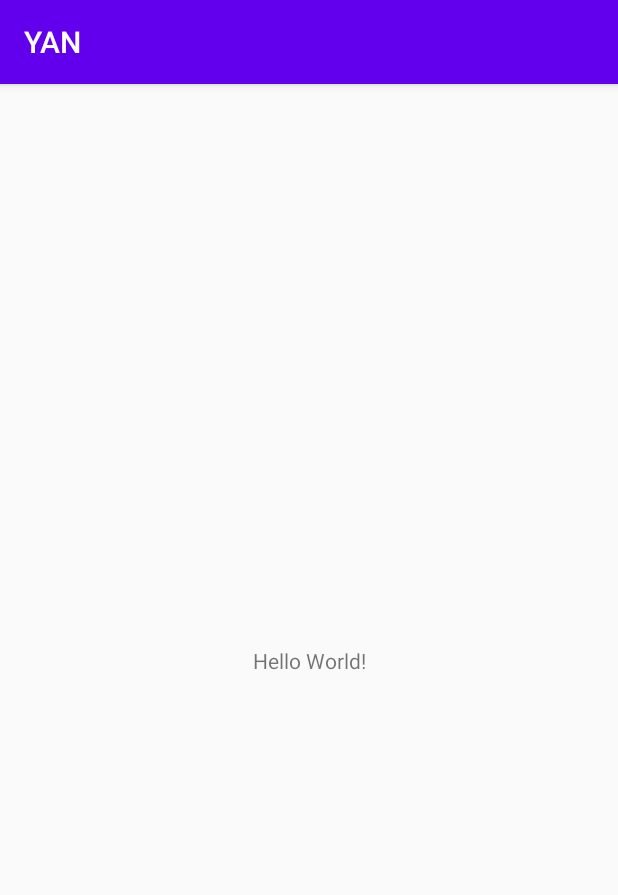
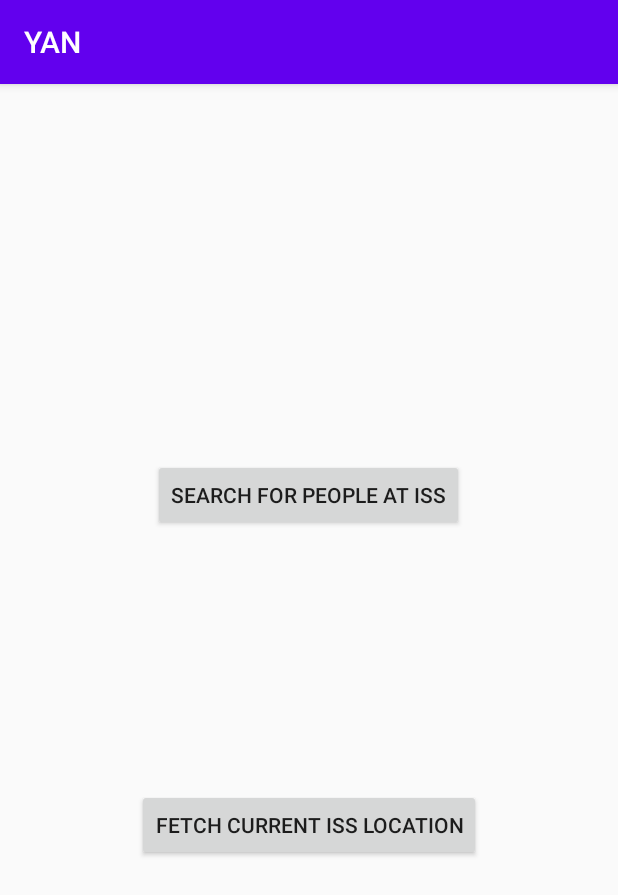
Before and after one commit to Aren-Stark/ProjectGeostorm, an Android app: the screen it shows after launch (MainActivity), on a phone screen of 412 x 824 dp. Shown: the top 895 px of the screen. Run offline under Robolectric (Android 15) with nearby library versions, the phone set to English and light mode, and no system bars.

Commit message:
Navigation Flow Updated

```diff
--- a/app/build.gradle
+++ b/app/build.gradle
@@ -30,8 +30,12 @@ dependencies {
     implementation 'androidx.core:core-ktx:1.3.1'
     implementation 'androidx.appcompat:appcompat:1.2.0'
     implementation 'androidx.constraintlayout:constraintlayout:1.1.3'
+    implementation 'androidx.legacy:legacy-support-v4:1.0.0'
     testImplementation 'junit:junit:4.12'
     androidTestImplementation 'androidx.test.ext:junit:1.1.1'
     androidTestImplementation 'androidx.test.espresso:espresso-core:3.2.0'
 
+    implementation "androidx.navigation:navigation-fragment:$nav_version"
+    implementation "androidx.navigation:navigation-ui-ktx:$nav_version"
+
 }
--- /dev/null
+++ b/app/src/main/java/com/adwardtheatre/yan/MainFragment.kt
@@ -0,0 +1,37 @@
+package com.adwardtheatre.yan
+
+import android.os.Bundle
+import androidx.fragment.app.Fragment
+import android.view.LayoutInflater
+import android.view.View
+import android.view.ViewGroup
+import android.widget.Button
+import androidx.navigation.NavController
+import androidx.navigation.Navigation
+
+class MainFragment : Fragment() , View.OnClickListener {
+
+    lateinit var navController: NavController
+
+    override fun onCreateView(
+        inflater: LayoutInflater, container: ViewGroup?,
+        savedInstanceState: Bundle?
+    ): View? {
+        // Inflate the layout for this fragment
+        return inflater.inflate(R.layout.fragment_main, container, false)
+    }
+
+    override fun onViewCreated(view: View, savedInstanceState: Bundle?) {
+        super.onViewCreated(view, savedInstanceState)
+        navController=Navigation.findNavController(view)
+        view.findViewById<Button>(R.id.SpaceStationBtn).setOnClickListener(this)
+        view.findViewById<Button>(R.id.LocationPositioningBtn).setOnClickListener(this)
+    }
+
+    override fun onClick(v: View?) {
+        when (v!!.id) {
+            R.id.SpaceStationBtn -> navController!!.navigate(R.id.action_mainFragment_to_spaceStationFragment)
+            R.id.LocationPositioningBtn -> navController!!.navigate(R.id.action_mainFragment_to_locationPositioningFragment)
+        }
+    }
+}
--- /dev/null
+++ b/app/src/main/res/anim/fade_in.xml
@@ -0,0 +1,7 @@
+<?xml version="1.0" encoding="utf-8"?>
+<set xmlns:android="http://schemas.android.com/apk/res/android">
+    <alpha
+        android:duration="@android:integer/config_mediumAnimTime"
+        android:fromAlpha="0.0"
+        android:toAlpha="1.0"/>
+</set>
--- /dev/null
+++ b/app/src/main/res/anim/fade_out.xml
@@ -0,0 +1,6 @@
+<set xmlns:android="http://schemas.android.com/apk/res/android">
+    <alpha
+        android:duration="@android:integer/config_mediumAnimTime"
+        android:fromAlpha="1.0"
+        android:toAlpha="0.0"/>
+</set>
--- /dev/null
+++ b/app/src/main/res/anim/slide_in_left.xml
@@ -0,0 +1,7 @@
+<?xml version="1.0" encoding="utf-8"?>
+<set xmlns:android="http://schemas.android.com/apk/res/android">
+
+    <translate android:fromXDelta="-100%" android:toXDelta="0%"
+        android:fromYDelta="0%" android:toYDelta="0%"
+        android:duration="400"/>
+</set>
--- /dev/null
+++ b/app/src/main/res/anim/slide_in_right.xml
@@ -0,0 +1,7 @@
+<?xml version="1.0" encoding="utf-8"?>
+<set xmlns:android="http://schemas.android.com/apk/res/android">
+
+    <translate android:fromXDelta="100%" android:toXDelta="0%"
+        android:fromYDelta="0%" android:toYDelta="0%"
+        android:duration="400"/>
+</set>
--- a/app/src/main/res/layout/activity_main.xml
+++ b/app/src/main/res/layout/activity_main.xml
@@ -1,18 +1,17 @@
 <?xml version="1.0" encoding="utf-8"?>
-<androidx.constraintlayout.widget.ConstraintLayout xmlns:android="http://schemas.android.com/apk/res/android"
+<LinearLayout xmlns:android="http://schemas.android.com/apk/res/android"
     xmlns:app="http://schemas.android.com/apk/res-auto"
     xmlns:tools="http://schemas.android.com/tools"
     android:layout_width="match_parent"
     android:layout_height="match_parent"
     tools:context=".MainActivity">
 
-    <TextView
-        android:layout_width="wrap_content"
-        android:layout_height="wrap_content"
-        android:text="Hello World!"
-        app:layout_constraintBottom_toBottomOf="parent"
-        app:layout_constraintLeft_toLeftOf="parent"
-        app:layout_constraintRight_toRightOf="parent"
-        app:layout_constraintTop_toTopOf="parent" />
+    <fragment
+        android:id="@+id/myNavHostFragment"
+        android:name="androidx.navigation.fragment.NavHostFragment"
+        android:layout_width="match_parent"
+        android:layout_height="match_parent"
+        app:navGraph="@navigation/navigation"
+        app:defaultNavHost="true" />
 
-</androidx.constraintlayout.widget.ConstraintLayout>
+</LinearLayout>
--- /dev/null
+++ b/app/src/main/res/layout/fragment_main.xml
@@ -0,0 +1,25 @@
+<?xml version="1.0" encoding="utf-8"?>
+<FrameLayout xmlns:android="http://schemas.android.com/apk/res/android"
+    xmlns:tools="http://schemas.android.com/tools"
+    android:layout_width="match_parent"
+    android:layout_height="match_parent"
+    android:orientation="vertical"
+    tools:context=".MainFragment">
+
+    <Button
+        android:id="@+id/SpaceStationBtn"
+        android:layout_width="wrap_content"
+        android:layout_height="wrap_content"
+        android:layout_gravity="center|top"
+        android:layout_marginTop="250dp"
+        android:text="Search for People at ISS" />
+
+    <Button
+        android:id="@+id/LocationPositioningBtn"
+        android:layout_width="wrap_content"
+        android:layout_height="wrap_content"
+        android:layout_marginBottom="250dp"
+        android:layout_gravity="center|bottom"
+        android:text="Fetch current ISS Location" />
+
+</FrameLayout>
--- /dev/null
+++ b/app/src/main/res/navigation/navigation.xml
@@ -0,0 +1,35 @@
+<?xml version="1.0" encoding="utf-8"?>
+<navigation xmlns:android="http://schemas.android.com/apk/res/android"
+    xmlns:app="http://schemas.android.com/apk/res-auto"
+    xmlns:tools="http://schemas.android.com/tools"
+    android:id="@+id/navigation"
+    app:startDestination="@id/mainFragment">
+
+    <fragment
+        android:id="@+id/mainFragment"
+        android:name="com.adwardtheatre.yan.MainFragment"
+        android:label="fragment_main"
+        tools:layout="@layout/fragment_main" >
+        <action
+            android:id="@+id/action_mainFragment_to_locationPositioningFragment"
+            app:destination="@id/locationPositioningFragment"
+            app:enterAnim="@anim/fade_in"
+            app:popEnterAnim="@anim/fade_in"
+            />
+        <action
+            android:id="@+id/action_mainFragment_to_spaceStationFragment"
+            app:destination="@id/spaceStationFragment"
+            app:enterAnim="@anim/slide_in_right"
+            app:popEnterAnim="@anim/slide_in_left"/>
+    </fragment>
+    <fragment
+        android:id="@+id/locationPositioningFragment"
+        android:name="com.adwardtheatre.yan.LocationPositioningFragment"
+        android:label="fragment_location_positioning"
+        tools:layout="@layout/fragment_location_positioning" />
+    <fragment
+        android:id="@+id/spaceStationFragment"
+        android:name="com.adwardtheatre.yan.SpaceStationFragment"
+        android:label="fragment_space_station"
+        tools:layout="@layout/fragment_space_station" />
+</navigation>
--- a/app/src/main/res/values/strings.xml
+++ b/app/src/main/res/values/strings.xml
@@ -1,3 +1,5 @@
 <resources>
     <string name="app_name">YAN</string>
+    <!-- TODO: Remove or change this placeholder text -->
+    <string name="hello_blank_fragment">Hello blank fragment</string>
 </resources>
--- a/build.gradle
+++ b/build.gradle
@@ -1,6 +1,7 @@
 // Top-level build file where you can add configuration options common to all sub-projects/modules.
 buildscript {
     ext.kotlin_version = "1.4.0"
+    ext.nav_version = "2.3.0"
     repositories {
         google()
         jcenter()
```
Also changed, not shown: app/src/main/java/com/adwardtheatre/yan/LocationPositioningFragment.kt (added, +59 -0 lines), app/src/main/java/com/adwardtheatre/yan/SpaceStationFragment.kt (added, +59 -0 lines), app/src/main/res/anim/slide_out_left.xml (added, +7 -0 lines), app/src/main/res/anim/slide_out_right.xml (added, +7 -0 lines), app/src/main/res/layout/fragment_location_positioning.xml (added, +14 -0 lines), app/src/main/res/layout/fragment_space_station.xml (added, +14 -0 lines).
